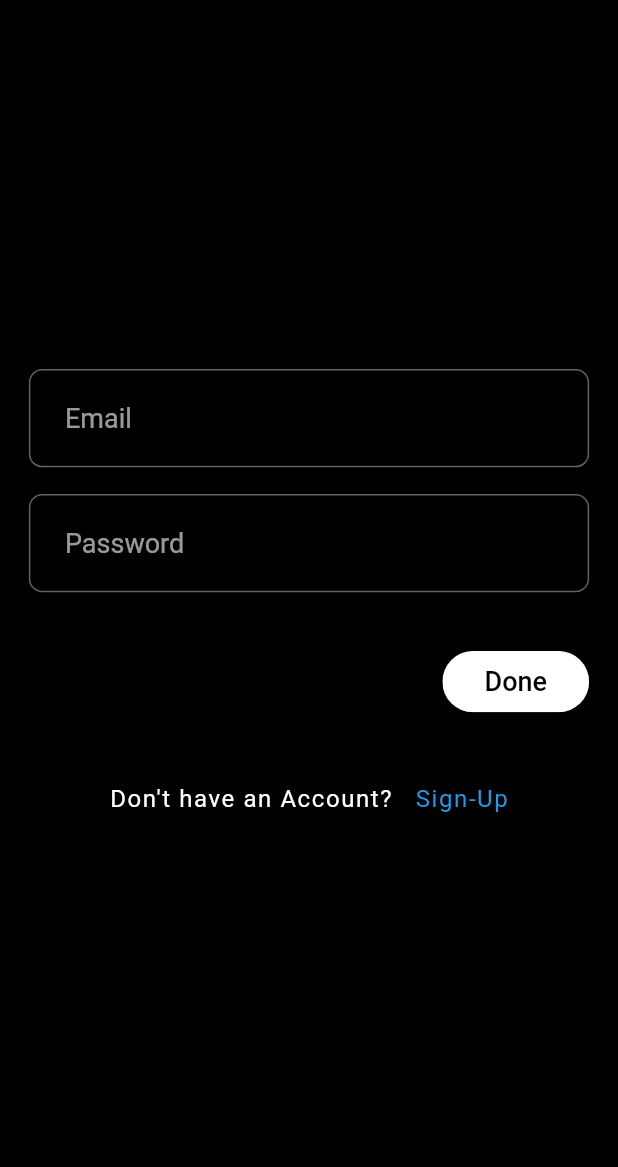
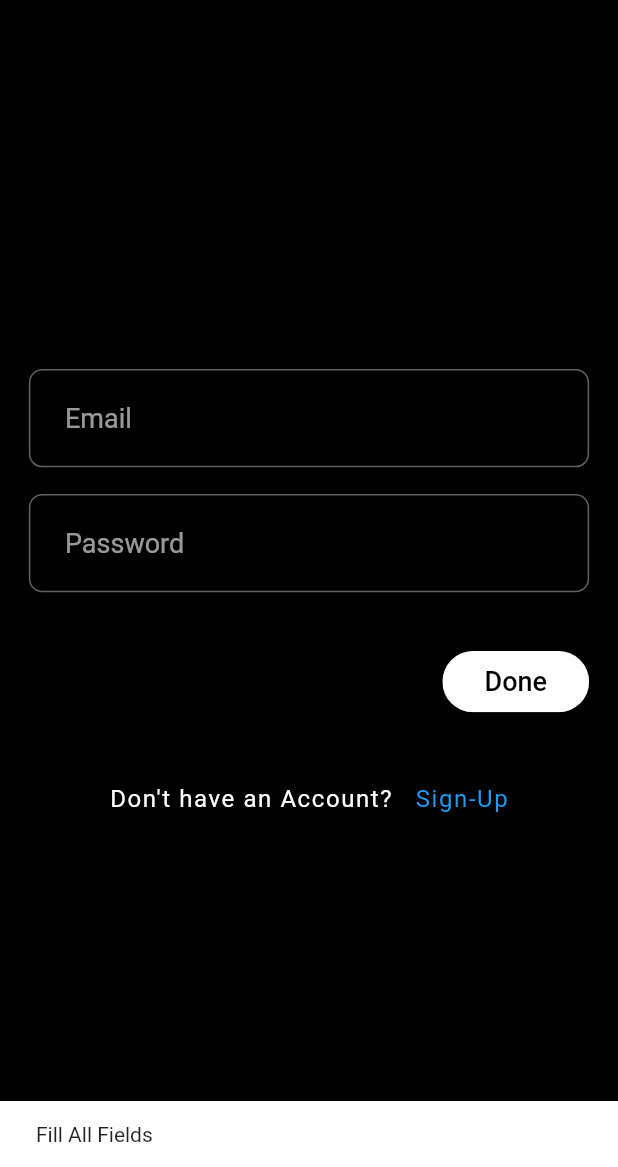
Before and after one commit to DARK-PROGRAMMER-I/twitter_app, a Flutter app: the LoginView screen opened by its route, after a tap on "Done", on a phone screen of 412 x 824 dp, the part 69-1236 px from its top. Run offline on Flutter 3.47's test engine with Material 2 defaults, Android fonts, the phone set to English and light mode, and no system bars; our stand-ins replace appwrite, flutter_riverpod, flutter_screenutil, flutter_svg, fpdart.

```diff
--- a/lib/features/auth/controllers/auth_controller.dart
+++ b/lib/features/auth/controllers/auth_controller.dart
@@ -37,7 +37,7 @@ class AuthController extends StateNotifier<bool>{
   })async{
     state = true;
     final result  = await _authApi.login(email: email, password: password);
-
+    state = false;
     result.fold(
             (l) {
               showSnakBacr(context, l.message);
--- a/lib/features/auth/view/login_view.dart
+++ b/lib/features/auth/view/login_view.dart
@@ -4,6 +4,7 @@ import 'package:twitter_clone/features/auth/controllers/auth_controller.dart';
 import 'package:twitter_clone/features/auth/view/signup_view.dart';
 import 'package:twitter_clone/features/auth/widgets/auth_field.dart';
 import 'package:twitter_clone/routes/route_manager.dart';
+import 'package:twitter_clone/utils/common/loading_indicator.dart';
 import 'package:twitter_clone/utils/utils.dart';
 
 import '../../../utils/common/exports.dart';
@@ -45,10 +46,12 @@ class _LoginViewState extends ConsumerState<LoginView> {
 
   @override
   Widget build(BuildContext context) {
+    final isLoading = ref.watch(authControllerProvider);
     final appbar = UIConstants.appBar();
     return Scaffold(
       appBar: appbar ,
-      body: Center(
+      body:  isLoading ? const LoadingWidget()
+      :Center(
         child: SingleChildScrollView(
           child: Padding(
             padding: EdgeInsets.symmetric(horizontal: 20.w),
@@ -73,7 +76,7 @@ class _LoginViewState extends ConsumerState<LoginView> {
                   alignment: Alignment.centerRight,
                   child: RoundedSmallButton(
                     title: 'Done',
-                    onTap: () {  },
+                    onTap: login,
                   ),
                 ),
                 SizedBox(
```
